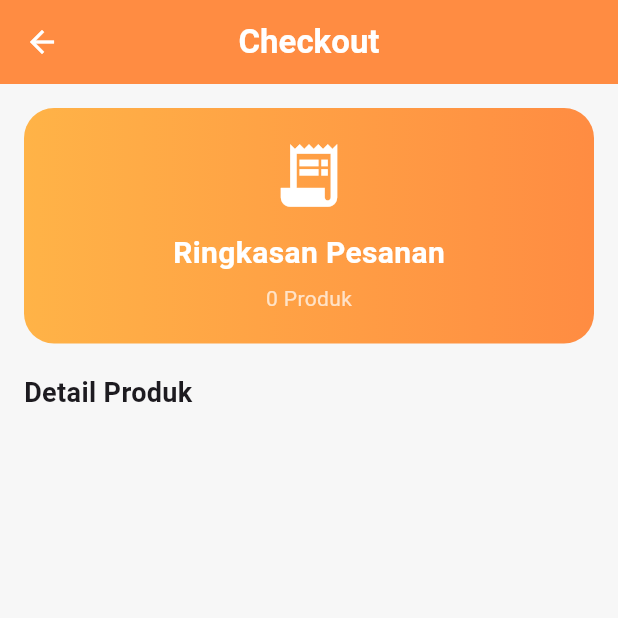
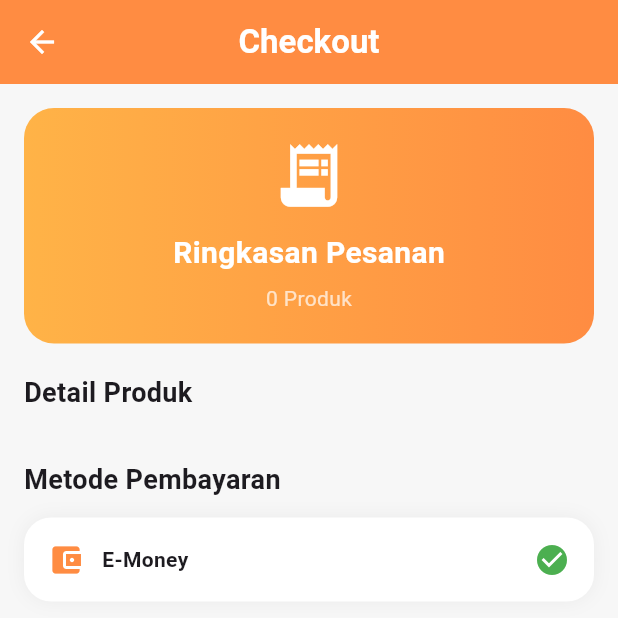
Before and after one commit to hiofadlikaakbar/semangat-mandiri-marketplace-mobile, a Flutter app: the CheckoutPage screen opened directly, on a phone screen of 412 x 824 dp, the top half of it. Run offline on Flutter 3.47's test engine with Material 3 defaults, Android fonts, the phone set to English and light mode, and no system bars; our stand-ins replace cloud_firestore, firebase_auth, firebase_core, firebase_messaging, google_sign_in, shared_preferences; accounts and stored records are empty.

Commit message:
membuat metode pembayaran

```diff
--- a/lib/features/payment/checkout_page.dart
+++ b/lib/features/payment/checkout_page.dart
@@ -142,6 +142,48 @@ class CheckoutPage extends StatelessWidget {
                     ),
                   );
                 }).toList(),
+
+                const SizedBox(height: 20),
+
+                const Text(
+                  "Metode Pembayaran",
+                  style: TextStyle(fontSize: 18, fontWeight: FontWeight.bold),
+                ),
+
+                const SizedBox(height: 12),
+
+                Container(
+                  padding: const EdgeInsets.all(16),
+                  decoration: BoxDecoration(
+                    color: Colors.white,
+                    borderRadius: BorderRadius.circular(18),
+                    boxShadow: [
+                      BoxShadow(
+                        color: Colors.black.withOpacity(0.05),
+                        blurRadius: 10,
+                      ),
+                    ],
+                  ),
+                  child: const Row(
+                    children: [
+                      Icon(
+                        Icons.account_balance_wallet,
+                        color: Color(0xFFFF8C42),
+                      ),
+
+                      SizedBox(width: 12),
+
+                      Expanded(
+                        child: Text(
+                          "E-Money",
+                          style: TextStyle(fontWeight: FontWeight.bold),
+                        ),
+                      ),
+
+                      Icon(Icons.check_circle, color: Colors.green),
+                    ],
+                  ),
+                ),
               ],
             ),
           ),
```
